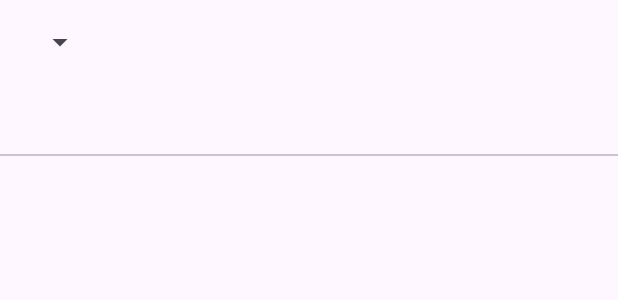
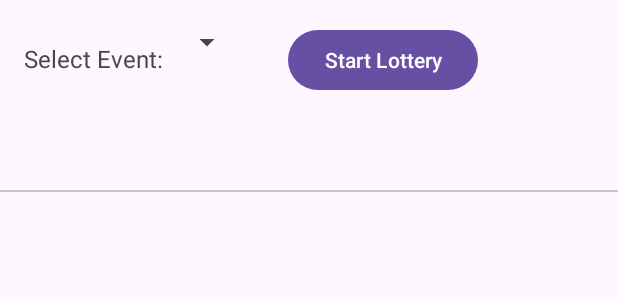
Before and after one commit to CMPUT301F24prince/princeProject, an Android app: the layout activity_entrant_list.xml on its own in the app's theme, with its tools: preview values and no code run, on a phone screen of 412 x 824 dp. Shown: the top 300 px of the screen. Run offline under Robolectric (Android 15) with nearby library versions, the phone set to English and light mode, and no system bars.

Commit message:
Add files via upload

```diff
--- a/PrinceProject/app/src/main/res/layout/activity_entrant_list.xml
+++ b/PrinceProject/app/src/main/res/layout/activity_entrant_list.xml
@@ -5,11 +5,38 @@
     android:layout_height="match_parent"
     android:orientation="vertical">
 
-    <Spinner
-        android:id="@+id/event_spinner"
-        android:layout_width="wrap_content"
+    <LinearLayout
+        android:layout_width="match_parent"
         android:layout_height="wrap_content"
-        android:layout_margin="16dp" />
+        android:orientation="horizontal">
+
+        <TextView
+            android:id="@+id/textView"
+            android:layout_width="wrap_content"
+            android:layout_height="wrap_content"
+            android:layout_marginLeft="16dp"
+            android:layout_marginTop="16dp"
+            android:layout_marginBottom="16dp"
+            android:text="Select Event:"
+            android:textSize="16sp" />
+
+        <Spinner
+            android:id="@+id/event_spinner"
+            android:layout_width="wrap_content"
+            android:layout_height="wrap_content"
+            android:layout_marginLeft="5dp"
+            android:layout_marginTop="16dp" />
+
+        <Button
+            android:id="@+id/lottery_button"
+            android:layout_width="wrap_content"
+            android:layout_height="wrap_content"
+            android:layout_marginLeft="30dp"
+            android:layout_marginTop="16dp"
+            android:layout_marginBottom="16dp"
+            android:text="Start Lottery" />
+
+    </LinearLayout>
 
     <com.google.android.material.tabs.TabLayout
         android:id="@+id/tab_layout"
--- a/PrinceProject/app/src/main/res/layout/fragment_notifications.xml
+++ b/PrinceProject/app/src/main/res/layout/fragment_notifications.xml
@@ -5,6 +5,7 @@
     android:orientation="vertical"
     android:id="@+id/fragment_profile">
 
+    <!-- Toolbar for notifications -->
     <androidx.appcompat.widget.Toolbar
         android:id="@+id/notificationToolbar"
         android:layout_width="match_parent"
@@ -12,9 +13,21 @@
         android:background="?attr/colorPrimary"
         android:title="Notifications"
         android:titleTextColor="@android:color/black" />
+
+    <!-- List of notifications -->
     <ListView
         android:id="@+id/notificationList"
         android:layout_width="match_parent"
-        android:layout_height="match_parent">
-    </ListView>
+        android:layout_height="0dp"
+        android:layout_weight="1" />
+
+    <!-- Toggle switch for notifications -->
+    <Switch
+        android:id="@+id/notification_toggle"
+        android:layout_width="wrap_content"
+        android:layout_height="wrap_content"
+        android:text="Allow Notifications"
+        android:layout_marginTop="16dp"
+        android:layout_gravity="center_horizontal" />
+
 </LinearLayout>
```
